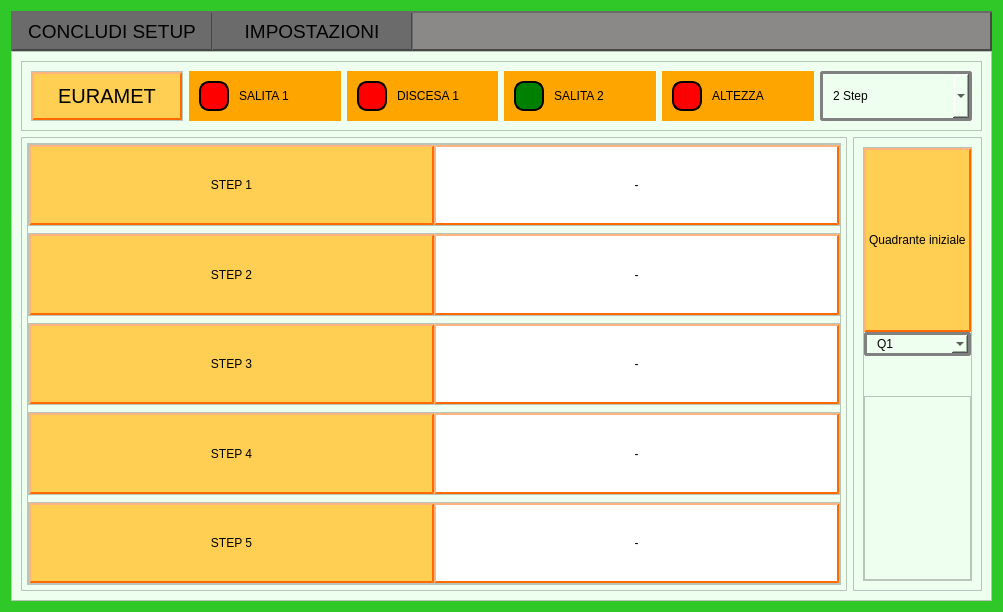
Above: Qt Creator/dialog_setup_euramet.ui from Mixer97/tesi_triennale before the change. Below: the same form after it.
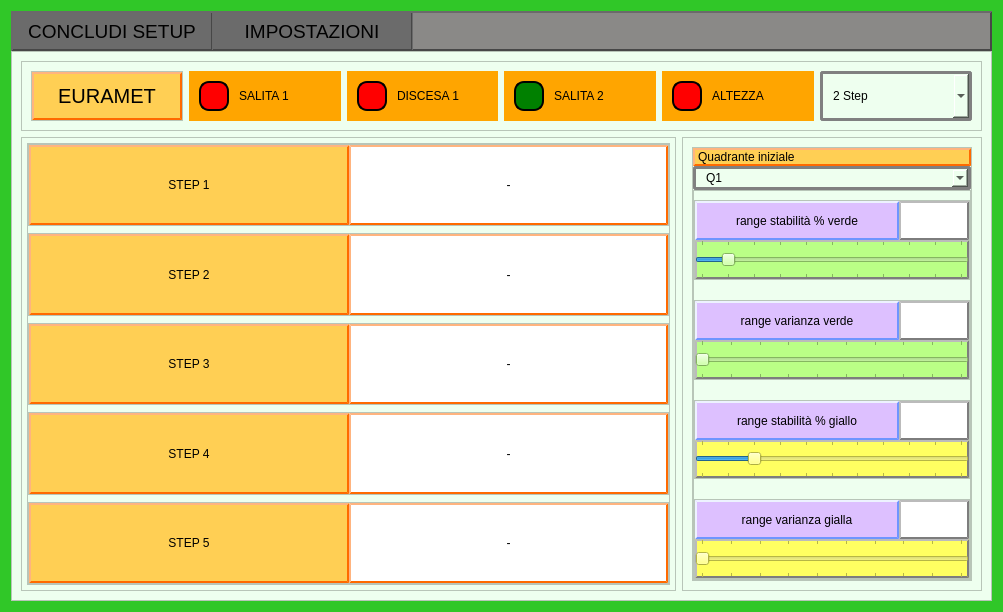
That is the form after the change.

Commit message: implementazione sliders

The edit to the form file:
```diff
--- a/Qt Creator/dialog_setup_euramet.ui
+++ b/Qt Creator/dialog_setup_euramet.ui
@@ -1550,9 +1550,15 @@
       </item>
       <item row="1" column="1" rowspan="2">
        <widget class="QFrame" name="frame_29">
+        <property name="minimumSize">
+         <size>
+          <width>300</width>
+          <height>0</height>
+         </size>
+        </property>
         <property name="maximumSize">
          <size>
-          <width>200</width>
+          <width>400</width>
           <height>16777215</height>
          </size>
         </property>
@@ -1649,30 +1655,553 @@
               </item>
              </widget>
             </item>
-            <item>
-             <spacer name="verticalSpacer">
-              <property name="orientation">
-               <enum>Qt::Vertical</enum>
-              </property>
-              <property name="sizeType">
-               <enum>QSizePolicy::Preferred</enum>
-              </property>
-              <property name="sizeHint" stdset="0">
-               <size>
-                <width>20</width>
-                <height>40</height>
-               </size>
-              </property>
-             </spacer>
-            </item>
             <item>
              <widget class="QFrame" name="frame_3">
+              <property name="sizePolicy">
+               <sizepolicy hsizetype="Preferred" vsizetype="Expanding">
+                <horstretch>0</horstretch>
+                <verstretch>0</verstretch>
+               </sizepolicy>
+              </property>
               <property name="frameShape">
                <enum>QFrame::StyledPanel</enum>
               </property>
               <property name="frameShadow">
                <enum>QFrame::Raised</enum>
               </property>
+              <layout class="QGridLayout" name="gridLayout_13">
+               <property name="leftMargin">
+                <number>0</number>
+               </property>
+               <property name="rightMargin">
+                <number>0</number>
+               </property>
+               <property name="bottomMargin">
+                <number>0</number>
+               </property>
+               <property name="horizontalSpacing">
+                <number>0</number>
+               </property>
+               <property name="verticalSpacing">
+                <number>20</number>
+               </property>
+               <item row="2" column="0">
+                <widget class="QFrame" name="frame_25">
+                 <property name="frameShape">
+                  <enum>QFrame::StyledPanel</enum>
+                 </property>
+                 <property name="frameShadow">
+                  <enum>QFrame::Raised</enum>
+                 </property>
+                 <layout class="QGridLayout" name="gridLayout_11">
+                  <property name="leftMargin">
+                   <number>0</number>
+                  </property>
+                  <property name="topMargin">
+                   <number>0</number>
+                  </property>
+                  <property name="rightMargin">
+                   <number>0</number>
+                  </property>
+                  <property name="bottomMargin">
+                   <number>0</number>
+                  </property>
+                  <property name="spacing">
+                   <number>0</number>
+                  </property>
+                  <item row="3" column="0" colspan="2">
+                   <widget class="QSlider" name="horizontalSlider_varianza_verde">
+                    <property name="sizePolicy">
+                     <sizepolicy hsizetype="Expanding" vsizetype="Preferred">
+                      <horstretch>0</horstretch>
+                      <verstretch>0</verstretch>
+                     </sizepolicy>
+                    </property>
+                    <property name="cursor">
+                     <cursorShape>SplitHCursor</cursorShape>
+                    </property>
+                    <property name="styleSheet">
+                     <string notr="true">QWidget{
+	background-color:rgb(186, 255, 134);
+	border-style: outset;
+    border-width: 2px;
+    border-color: rgb(125, 125, 125);
+	border-radius: 0px;
+	color: rgb(0,0,0);
+}
+</string>
+                    </property>
+                    <property name="minimum">
+                     <number>1</number>
+                    </property>
+                    <property name="maximum">
+                     <number>10</number>
+                    </property>
+                    <property name="singleStep">
+                     <number>1</number>
+                    </property>
+                    <property name="pageStep">
+                     <number>1</number>
+                    </property>
+                    <property name="value">
+                     <number>1</number>
+                    </property>
+                    <property name="orientation">
+                     <enum>Qt::Horizontal</enum>
+                    </property>
+                    <property name="tickPosition">
+                     <enum>QSlider::TicksBothSides</enum>
+                    </property>
+                   </widget>
+                  </item>
+                  <item row="1" column="0">
+                   <widget class="QLabel" name="label_16">
+                    <property name="styleSheet">
+                     <string notr="true">QLabel {
+    border: 2px solid black;
+    border-radius: 0px;
+	background-color: rgb(221, 192, 255);
+	border-style: outset;
+    border-width: 2px;
+	border-color: rgb(110, 149, 255);
+}
+QLabel{
+	color: rgb(0,0,0);
+}
+</string>
+                    </property>
+                    <property name="text">
+                     <string>range varianza verde</string>
+                    </property>
+                    <property name="alignment">
+                     <set>Qt::AlignCenter</set>
+                    </property>
+                   </widget>
+                  </item>
+                  <item row="1" column="1">
+                   <widget class="QLabel" name="label_varianza_verde">
+                    <property name="sizePolicy">
+                     <sizepolicy hsizetype="Fixed" vsizetype="Preferred">
+                      <horstretch>0</horstretch>
+                      <verstretch>0</verstretch>
+                     </sizepolicy>
+                    </property>
+                    <property name="minimumSize">
+                     <size>
+                      <width>70</width>
+                      <height>0</height>
+                     </size>
+                    </property>
+                    <property name="styleSheet">
+                     <string notr="true">QLabel{
+	background-color:rgb(255, 255, 255); 
+	border-style: outset;
+    border-width: 2px;
+    border-color: rgb(125, 125, 125);
+	border-radius: 0px;
+	color: rgb(0,0,0);
+}
+</string>
+                    </property>
+                    <property name="text">
+                     <string/>
+                    </property>
+                    <property name="alignment">
+                     <set>Qt::AlignCenter</set>
+                    </property>
+                   </widget>
+                  </item>
+                 </layout>
+                </widget>
+               </item>
+               <item row="0" column="0">
+                <widget class="QFrame" name="frame_4">
+                 <property name="styleSheet">
+                  <string notr="true"/>
+                 </property>
+                 <property name="frameShape">
+                  <enum>QFrame::StyledPanel</enum>
+                 </property>
+                 <property name="frameShadow">
+                  <enum>QFrame::Raised</enum>
+                 </property>
+                 <layout class="QGridLayout" name="gridLayout_5">
+                  <property name="leftMargin">
+                   <number>0</number>
+                  </property>
+                  <property name="topMargin">
+                   <number>0</number>
+                  </property>
+                  <property name="rightMargin">
+                   <number>0</number>
+                  </property>
+                  <property name="bottomMargin">
+                   <number>0</number>
+                  </property>
+                  <property name="spacing">
+                   <number>0</number>
+                  </property>
+                  <item row="0" column="1">
+                   <widget class="QLabel" name="label_stabilit_verde">
+                    <property name="sizePolicy">
+                     <sizepolicy hsizetype="Fixed" vsizetype="Preferred">
+                      <horstretch>0</horstretch>
+                      <verstretch>0</verstretch>
+                     </sizepolicy>
+                    </property>
+                    <property name="minimumSize">
+                     <size>
+                      <width>70</width>
+                      <height>0</height>
+                     </size>
+                    </property>
+                    <property name="styleSheet">
+                     <string notr="true">QLabel{
+	background-color:rgb(255, 255, 255); 
+	border-style: outset;
+    border-width: 2px;
+    border-color: rgb(125, 125, 125);
+	border-radius: 0px;
+	color: rgb(0,0,0);
+}
+</string>
+                    </property>
+                    <property name="text">
+                     <string/>
+                    </property>
+                    <property name="alignment">
+                     <set>Qt::AlignCenter</set>
+                    </property>
+                   </widget>
+                  </item>
+                  <item row="0" column="0">
+                   <widget class="QLabel" name="label_3">
+                    <property name="styleSheet">
+                     <string notr="true">QLabel {
+    border: 2px solid black;
+    border-radius: 0px;
+	background-color: rgb(221, 192, 255);
+	border-style: outset;
+    border-width: 2px;
+	border-color: rgb(110, 149, 255);
+}
+QLabel{
+	color: rgb(0,0,0);
+}
+</string>
+                    </property>
+                    <property name="text">
+                     <string>range stabilità % verde</string>
+                    </property>
+                    <property name="alignment">
+                     <set>Qt::AlignCenter</set>
+                    </property>
+                   </widget>
+                  </item>
+                  <item row="1" column="0" colspan="2">
+                   <widget class="QSlider" name="horizontalSlider_stabilita_verde">
+                    <property name="sizePolicy">
+                     <sizepolicy hsizetype="Expanding" vsizetype="Preferred">
+                      <horstretch>0</horstretch>
+                      <verstretch>0</verstretch>
+                     </sizepolicy>
+                    </property>
+                    <property name="cursor">
+                     <cursorShape>SplitHCursor</cursorShape>
+                    </property>
+                    <property name="styleSheet">
+                     <string notr="true">QWidget{
+	background-color:rgb(186, 255, 134);
+	border-style: outset;
+    border-width: 2px;
+    border-color: rgb(125, 125, 125);
+	border-radius: 0px;
+	color: rgb(0,0,0);
+}
+</string>
+                    </property>
+                    <property name="minimum">
+                     <number>5</number>
+                    </property>
+                    <property name="maximum">
+                     <number>55</number>
+                    </property>
+                    <property name="singleStep">
+                     <number>5</number>
+                    </property>
+                    <property name="pageStep">
+                     <number>5</number>
+                    </property>
+                    <property name="value">
+                     <number>10</number>
+                    </property>
+                    <property name="orientation">
+                     <enum>Qt::Horizontal</enum>
+                    </property>
+                    <property name="tickPosition">
+                     <enum>QSlider::TicksBothSides</enum>
+                    </property>
+                   </widget>
+                  </item>
+                 </layout>
+                </widget>
+               </item>
+               <item row="4" column="0">
+                <widget class="QFrame" name="frame_26">
+                 <property name="frameShape">
+                  <enum>QFrame::StyledPanel</enum>
+                 </property>
+                 <property name="frameShadow">
+                  <enum>QFrame::Raised</enum>
+                 </property>
+                 <layout class="QGridLayout" name="gridLayout_12">
+                  <property name="leftMargin">
+                   <number>0</number>
+                  </property>
+                  <property name="topMargin">
+                   <number>0</number>
+                  </property>
+                  <property name="rightMargin">
+                   <number>0</number>
+                  </property>
+                  <property name="bottomMargin">
+                   <number>0</number>
+                  </property>
+                  <property name="spacing">
+                   <number>0</number>
+                  </property>
+                  <item row="0" column="1">
+                   <widget class="QLabel" name="label_varianza_giallo">
+                    <property name="sizePolicy">
+                     <sizepolicy hsizetype="Fixed" vsizetype="Preferred">
+                      <horstretch>0</horstretch>
+                      <verstretch>0</verstretch>
+                     </sizepolicy>
+                    </property>
+                    <property name="minimumSize">
+                     <size>
+                      <width>70</width>
+                      <height>0</height>
+                     </size>
+                    </property>
+                    <property name="styleSheet">
+                     <string notr="true">QLabel{
+	background-color:rgb(255, 255, 255); 
+	border-style: outset;
+    border-width: 2px;
+    border-color: rgb(125, 125, 125);
+	border-radius: 0px;
+	color: rgb(0,0,0);
+}
+</string>
+                    </property>
+                    <property name="text">
+                     <string/>
+                    </property>
+                    <property name="alignment">
+                     <set>Qt::AlignCenter</set>
+                    </property>
+                   </widget>
+                  </item>
+                  <item row="0" column="0">
+                   <widget class="QLabel" name="label_18">
+                    <property name="styleSheet">
+                     <string notr="true">QLabel {
+    border: 2px solid black;
+    border-radius: 0px;
+	background-color: rgb(221, 192, 255);
+	border-style: outset;
+    border-width: 2px;
+	border-color: rgb(110, 149, 255);
+}
+QLabel{
+	color: rgb(0,0,0);
+}
+</string>
+                    </property>
+                    <property name="text">
+                     <string>range varianza gialla</string>
+                    </property>
+                    <property name="alignment">
+                     <set>Qt::AlignCenter</set>
+                    </property>
+                   </widget>
+                  </item>
+                  <item row="1" column="0" colspan="2">
+                   <widget class="QSlider" name="horizontalSlider_varianza_giallo">
+                    <property name="sizePolicy">
+                     <sizepolicy hsizetype="Expanding" vsizetype="Preferred">
+                      <horstretch>0</horstretch>
+                      <verstretch>0</verstretch>
+                     </sizepolicy>
+                    </property>
+                    <property name="cursor">
+                     <cursorShape>SplitHCursor</cursorShape>
+                    </property>
+                    <property name="styleSheet">
+                     <string notr="true">QWidget{
+	background-color: rgb(255, 255, 97);
+	border-style: outset;
+    border-width: 2px;
+    border-color: rgb(125, 125, 125);
+	border-radius: 0px;
+	color: rgb(0,0,0);
+}
+</string>
+                    </property>
+                    <property name="minimum">
+                     <number>2</number>
+                    </property>
+                    <property name="maximum">
+                     <number>20</number>
+                    </property>
+                    <property name="singleStep">
+                     <number>1</number>
+                    </property>
+                    <property name="pageStep">
+                     <number>2</number>
+                    </property>
+                    <property name="orientation">
+                     <enum>Qt::Horizontal</enum>
+                    </property>
+                    <property name="tickPosition">
+                     <enum>QSlider::TicksBothSides</enum>
+                    </property>
+                   </widget>
+                  </item>
+                 </layout>
+                </widget>
+               </item>
+               <item row="3" column="0">
+                <widget class="QFrame" name="frame_5">
+                 <property name="frameShape">
+                  <enum>QFrame::StyledPanel</enum>
+                 </property>
+                 <property name="frameShadow">
+                  <enum>QFrame::Raised</enum>
+                 </property>
+                 <layout class="QGridLayout" name="gridLayout_10">
+                  <property name="leftMargin">
+                   <number>0</number>
+                  </property>
+                  <property name="topMargin">
+                   <number>0</number>
+                  </property>
+                  <property name="rightMargin">
+                   <number>0</number>
+                  </property>
+                  <property name="bottomMargin">
+                   <number>0</number>
+                  </property>
+                  <property name="spacing">
+                   <number>0</number>
+                  </property>
+                  <item row="0" column="1">
+                   <widget class="QLabel" name="label_stabilita_giallo">
+                    <property name="sizePolicy">
+                     <sizepolicy hsizetype="Fixed" vsizetype="Preferred">
+                      <horstretch>0</horstretch>
+                      <verstretch>0</verstretch>
+                     </sizepolicy>
+                    </property>
+                    <property name="minimumSize">
+                     <size>
+                      <width>70</width>
+                      <height>0</height>
+                     </size>
+                    </property>
+                    <property name="styleSheet">
+                     <string notr="true">QLabel{
+	background-color:rgb(255, 255, 255); 
+	border-style: outset;
+    border-width: 2px;
+    border-color: rgb(125, 125, 125);
+	border-radius: 0px;
+	color: rgb(0,0,0);
+}
+</string>
+                    </property>
+                    <property name="text">
+                     <string/>
+                    </property>
+                    <property name="alignment">
+                     <set>Qt::AlignCenter</set>
+                    </property>
+                   </widget>
+                  </item>
+                  <item row="0" column="0">
+                   <widget class="QLabel" name="label_4">
+                    <property name="styleSheet">
+                     <string notr="true">QLabel {
+    border: 2px solid black;
+    border-radius: 0px;
+	background-color: rgb(221, 192, 255);
+	border-style: outset;
+    border-width: 2px;
+	border-color: rgb(110, 149, 255);
+}
+QLabel{
+	color: rgb(0,0,0);
+}
+</string>
+                    </property>
+                    <property name="text">
+                     <string>range stabilità % giallo</string>
+                    </property>
+                    <property name="alignment">
+                     <set>Qt::AlignCenter</set>
+                    </property>
+                   </widget>
+                  </item>
+                  <item row="1" column="0" colspan="2">
+                   <widget class="QSlider" name="horizontalSlider_stabilita_giallo">
+                    <property name="sizePolicy">
+                     <sizepolicy hsizetype="Expanding" vsizetype="Preferred">
+                      <horstretch>0</horstretch>
+                      <verstretch>0</verstretch>
+                     </sizepolicy>
+                    </property>
+                    <property name="cursor">
+                     <cursorShape>SplitHCursor</cursorShape>
+                    </property>
+                    <property name="styleSheet">
+                     <string notr="true">QWidget{
+	background-color: rgb(255, 255, 97);
+	border-style: outset;
+    border-width: 2px;
+    border-color: rgb(125, 125, 125);
+	border-radius: 0px;
+	color: rgb(0,0,0);
+}
+</string>
+                    </property>
+                    <property name="minimum">
+                     <number>10</number>
+                    </property>
+                    <property name="maximum">
+                     <number>60</number>
+                    </property>
+                    <property name="singleStep">
+                     <number>5</number>
+                    </property>
+                    <property name="pageStep">
+                     <number>5</number>
+                    </property>
+                    <property name="value">
+                     <number>20</number>
+                    </property>
+                    <property name="orientation">
+                     <enum>Qt::Horizontal</enum>
+                    </property>
+                    <property name="tickPosition">
+                     <enum>QSlider::TicksBothSides</enum>
+                    </property>
+                   </widget>
+                  </item>
+                 </layout>
+                </widget>
+               </item>
+              </layout>
              </widget>
             </item>
            </layout>
```
The commit also changes 11 other files.
